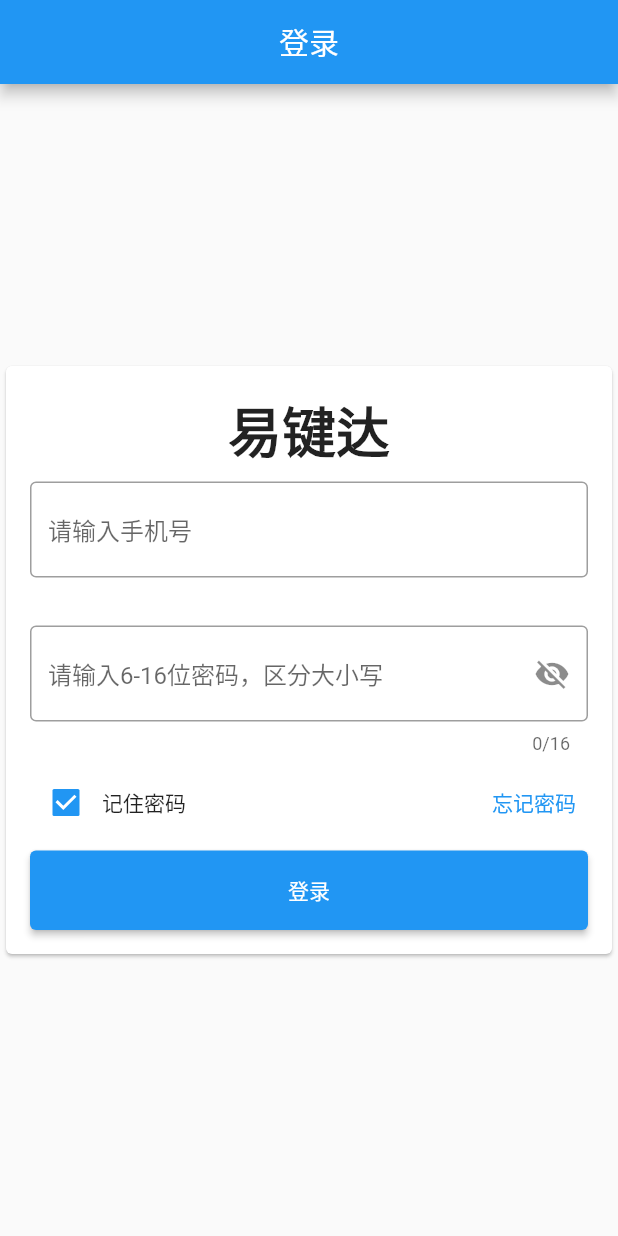
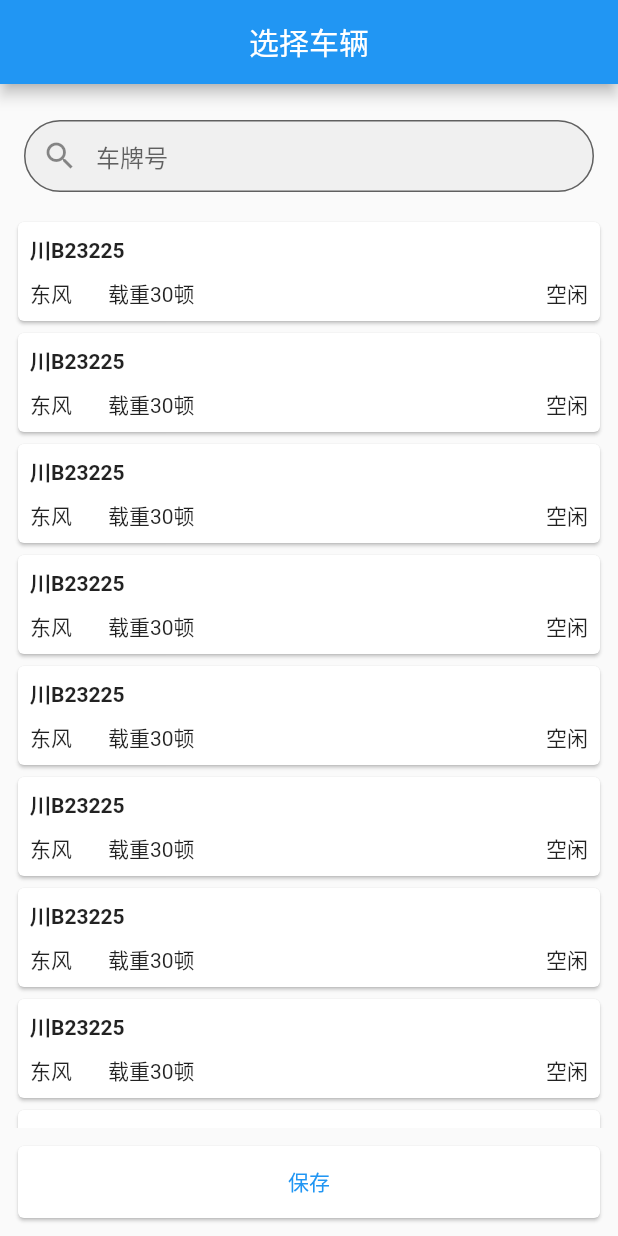
Before and after one commit to komamj/carrier, a Flutter app: the screen it shows after launch, on a phone screen of 412 x 824 dp. Run offline on Flutter 3.47's test engine with Material 2 defaults, Android fonts, the phone set to English and light mode, and no system bars; our stand-ins replace dio, shared_preferences, webview_flutter.

Commit message:
feat: [scheduling] #N/A add select car page.

```diff
--- a/lib/presentation/app.dart
+++ b/lib/presentation/app.dart
@@ -25,6 +25,7 @@ import 'package:carrier/presentation/mine/users/users_page.dart';
 import 'package:carrier/presentation/mine/users/edit_user_phone/edit_user_phone_page.dart';
 import 'package:carrier/presentation/mine/users/edit_user_phone/edit_user_new_phone_page.dart';
 import 'package:carrier/presentation/scheduling/scheduling_view_model.dart';
+import 'package:carrier/presentation/scheduling/select_car_page.dart';
 import 'package:carrier/presentation/scheduling/to_be_determined_detail_page.dart';
 import 'package:carrier/presentation/splash/splash_page.dart';
 import 'package:carrier/presentation/splash/splash_view_model.dart';
@@ -81,6 +82,7 @@ class App extends StatelessWidget {
               ),
           Constants.toBeDeterminedDetailPage: (context) =>
               ToBeDeterminedDetailPage(),
+          Constants.carSchedulingPage: (context) => SelectCarPage(),
           Constants.newWaybillPage: (context) => NewWaybillPage(),
           Constants.usersPage: (context) => UsersPage(),
           Constants.editUserPhonePage: (context) => EditUserPhonePage(),
--- /dev/null
+++ b/lib/presentation/scheduling/select_car_page.dart
@@ -0,0 +1,127 @@
+import 'package:flutter/material.dart';
+
+class SelectCarPage extends StatefulWidget {
+  @override
+  _SelectCarPageState createState() => _SelectCarPageState();
+}
+
+class _SelectCarPageState extends State<SelectCarPage> {
+  late TextEditingController _searchController;
+
+  @override
+  void initState() {
+    super.initState();
+
+    _searchController = TextEditingController();
+  }
+
+  @override
+  Widget build(BuildContext context) {
+    return Scaffold(
+      appBar: AppBar(
+        title: Text("选择车辆"),
+        centerTitle: true,
+      ),
+      body: Column(
+        children: [
+          buildPadding(),
+          Padding(
+            padding: EdgeInsets.all(16),
+            child: TextField(
+              controller: _searchController,
+              maxLines: 1,
+              autofocus: false,
+              keyboardType: TextInputType.text,
+              textInputAction: TextInputAction.search,
+              decoration: InputDecoration(
+                prefixIcon: const Icon(Icons.search),
+                contentPadding: const EdgeInsets.all(0),
+                filled: true,
+                hintText: "车牌号",
+                border: OutlineInputBorder(
+                  borderRadius: BorderRadius.circular(32),
+                ),
+              ),
+            ),
+          ),
+          Expanded(
+            child: RefreshIndicator(
+              onRefresh: _onRefresh,
+              child: ListView.builder(
+                  itemCount: 10,
+                  shrinkWrap: true,
+                  itemBuilder: (BuildContext context, int index) {
+                    return Padding(
+                      padding: EdgeInsets.only(left: 8, right: 8),
+                      child: Card(
+                        child: Padding(
+                          padding: EdgeInsets.only(left: 8, right: 8),
+                          child: Column(
+                            mainAxisSize: MainAxisSize.min,
+                            crossAxisAlignment: CrossAxisAlignment.start,
+                            mainAxisAlignment: MainAxisAlignment.start,
+                            children: [
+                              buildPadding(),
+                              Text(
+                                "川B23225",
+                                style: TextStyle(fontWeight: FontWeight.bold),
+                              ),
+                              buildPadding(),
+                              Row(
+                                children: [
+                                  Text("东风"),
+                                  Padding(
+                                    padding: EdgeInsets.only(left: 24),
+                                  ),
+                                  Expanded(child: Text("载重30顿")),
+                                  Text("空闲"),
+                                ],
+                              ),
+                              buildPadding(),
+                            ],
+                          ),
+                        ),
+                      ),
+                    );
+                  }),
+            ),
+          ),
+          buildPadding(),
+          Padding(
+            padding: EdgeInsets.only(left: 8, right: 8),
+            child: Card(
+              child: Row(
+                children: [
+                  Expanded(
+                    child: TextButton(
+                      onPressed: () {},
+                      child: Text("保存"),
+                    ),
+                  ),
+                ],
+              ),
+            ),
+          ),
+          buildPadding(),
+        ],
+      ),
+    );
+  }
+
+  Future _onRefresh() async {
+    await Future.delayed(Duration(milliseconds: 2000));
+    return Future.value(true);
+  }
+
+  Padding buildPadding() {
+    return Padding(
+      padding: EdgeInsets.only(top: 8),
+    );
+  }
+
+  Divider buildDivider() {
+    return Divider(
+      height: 1,
+    );
+  }
+}
--- a/lib/presentation/splash/splash_page.dart
+++ b/lib/presentation/splash/splash_page.dart
@@ -101,7 +101,7 @@ class _SplashPageState extends State<SplashPage> {
       if (isLogin) {
         Navigator.pushReplacementNamed(context, Constants.homePage);
       } else {
-        Navigator.pushReplacementNamed(context, Constants.loginPage);
+        Navigator.pushReplacementNamed(context, Constants.carSchedulingPage);
       }
     });
   }
```
